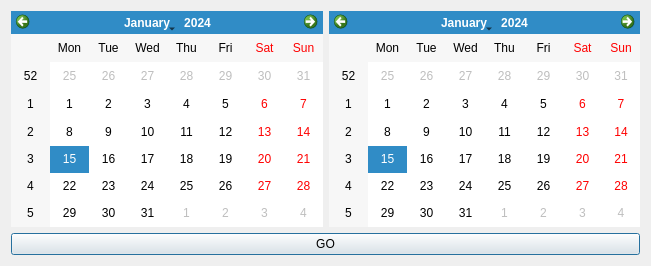
komministern/gca_analysis_tool, file resources/ui_analysisdialog.ui: the form before one commit.
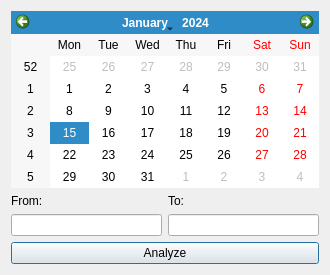
The form after the commit. Custom widgets are drawn as their Qt base class.

```diff
--- a/resources/ui_analysisdialog.ui
+++ b/resources/ui_analysisdialog.ui
@@ -6,29 +6,67 @@
    <rect>
     <x>0</x>
     <y>0</y>
-    <width>651</width>
-    <height>266</height>
+    <width>330</width>
+    <height>275</height>
    </rect>
   </property>
+  <property name="maximumSize">
+   <size>
+    <width>330</width>
+    <height>275</height>
+   </size>
+  </property>
   <property name="windowTitle">
    <string>Analyze between dates</string>
   </property>
   <layout class="QGridLayout" name="gridLayout">
-   <item row="0" column="0">
-    <widget class="QCalendarWidget" name="calendarWidget_From"/>
+   <item row="0" column="0" colspan="2">
+    <widget class="MyOtherCalendarWidget" name="calendarWidget"/>
    </item>
-   <item row="0" column="1">
-    <widget class="QCalendarWidget" name="calendarWidget_To"/>
+   <item row="1" column="0">
+    <widget class="QLabel" name="label">
+     <property name="text">
+      <string>From:</string>
+     </property>
+    </widget>
    </item>
-   <item row="1" column="0" colspan="2">
+   <item row="1" column="1">
+    <widget class="QLabel" name="label_2">
+     <property name="text">
+      <string>To:</string>
+     </property>
+    </widget>
+   </item>
+   <item row="2" column="0">
+    <widget class="QLineEdit" name="lineEdit_From">
+     <property name="readOnly">
+      <bool>true</bool>
+     </property>
+    </widget>
+   </item>
+   <item row="2" column="1">
+    <widget class="QLineEdit" name="lineEdit_Until">
+     <property name="readOnly">
+      <bool>true</bool>
+     </property>
+    </widget>
+   </item>
+   <item row="3" column="0" colspan="2">
     <widget class="QPushButton" name="pushButton_Go">
      <property name="text">
-      <string>GO</string>
+      <string>Analyze</string>
      </property>
     </widget>
    </item>
   </layout>
  </widget>
+ <customwidgets>
+  <customwidget>
+   <class>MyOtherCalendarWidget</class>
+   <extends>QCalendarWidget</extends>
+   <header>myothercalendarwidget.h</header>
+  </customwidget>
+ </customwidgets>
  <resources/>
  <connections/>
 </ui>
```
Left out of the diff: 2 changed lines with no effect on the pictures.
